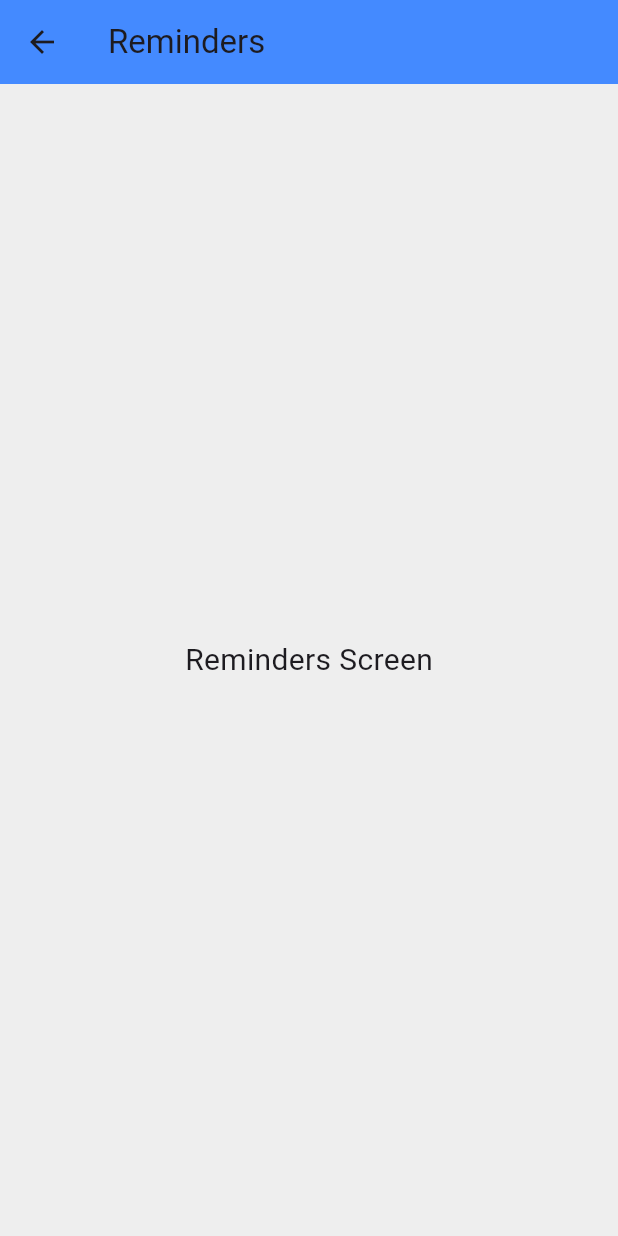
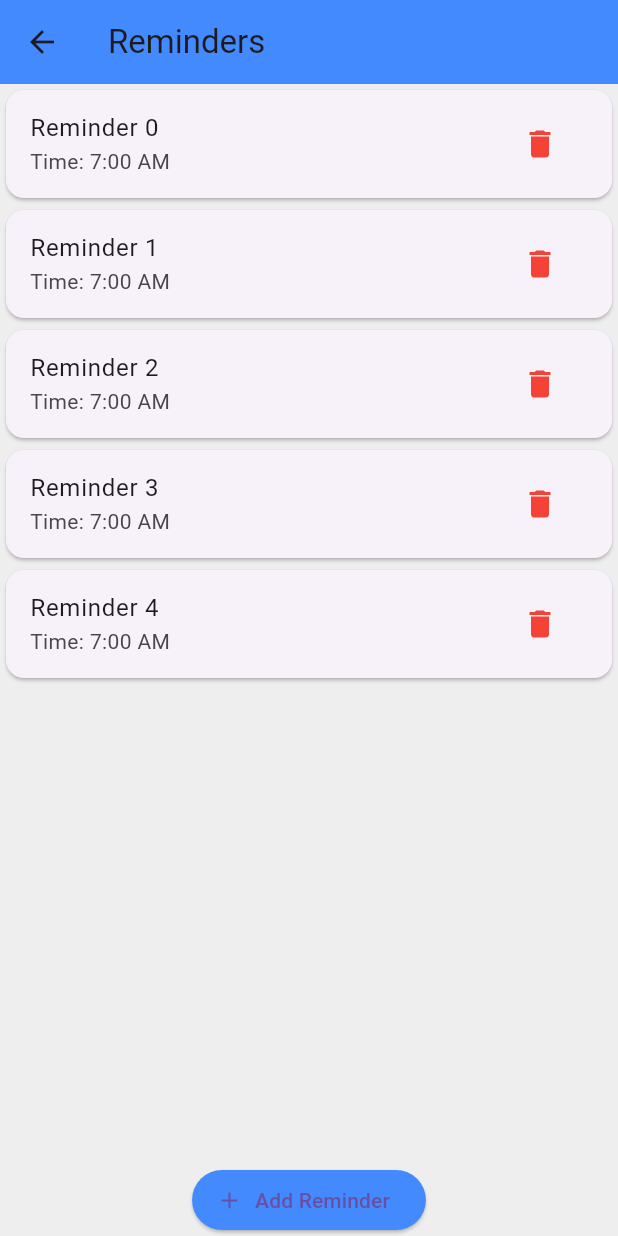
Before and after one commit to shifaaKh28/BodyAndMind, a Flutter app: the RemindersScreen screen opened directly, on a phone screen of 412 x 824 dp. Run offline on Flutter 3.47's test engine with Material 3 defaults, Android fonts, the light colour scheme and no system bars; our stand-ins replace firebase_auth, firebase_core; accounts and stored records are empty; statements that could not run were skipped.

Commit message:
Update reminders.dart

```diff
--- a/lib/screens/trainee/profile/reminders.dart
+++ b/lib/screens/trainee/profile/reminders.dart
@@ -8,8 +8,36 @@
         title: Text('Reminders'),
         backgroundColor: Colors.blueAccent,
       ),
-      body: Center(
-        child: Text('Reminders Screen', style: TextStyle(fontSize: 20)),
+      body: Column(
+        children: [
+          Expanded(
+            child: ListView.builder(
+              itemCount: 5, // Placeholder for the number of reminders
+              itemBuilder: (context, index) {
+                return Card(
+                  child: ListTile(
+                    title: Text('Reminder $index'),
+                    subtitle: Text('Time: 7:00 AM'),
+                    trailing: IconButton(
+                      icon: Icon(Icons.delete, color: Colors.red),
+                      onPressed: () {
+                        // Handle delete logic
+                      },
+                    ),
+                  ),
+                );
+              },
+            ),
+          ),
+          ElevatedButton.icon(
+            onPressed: () {
+              // Navigate to Add Reminder Screen
+            },
+            icon: Icon(Icons.add),
+            label: Text('Add Reminder'),
+            style: ElevatedButton.styleFrom(backgroundColor: Colors.blueAccent),
+          ),
+        ],
       ),
     );
   }
```
